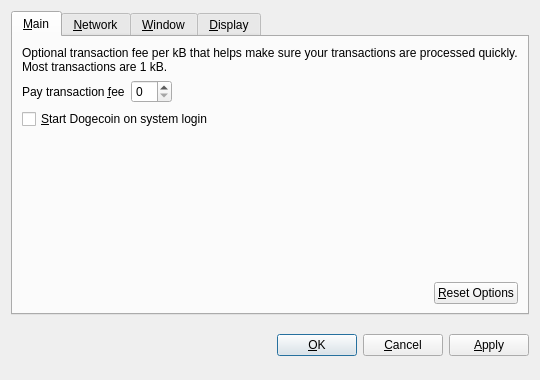
Before: the Qt Designer form src/qt/forms/optionsdialog.ui in leafcoin/leafcoin, drawn with Qt 5.
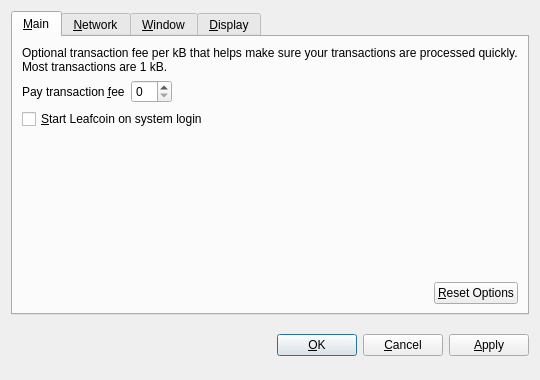
After: the same form once the commit is applied. Custom widgets are drawn as their Qt base class.

The edit to the form file:
```diff
--- a/src/qt/forms/optionsdialog.ui
+++ b/src/qt/forms/optionsdialog.ui
@@ -82,7 +82,7 @@
           <string>Automatically start Dogecoin after logging in to the system.</string>
          </property>
          <property name="text">
-          <string>&amp;Start Dogecoin on system login</string>
+          <string>&amp;Start Leafcoin on system login</string>
          </property>
         </widget>
        </item>
```
Left out of the diff: 10 changed lines with no effect on the pictures.
